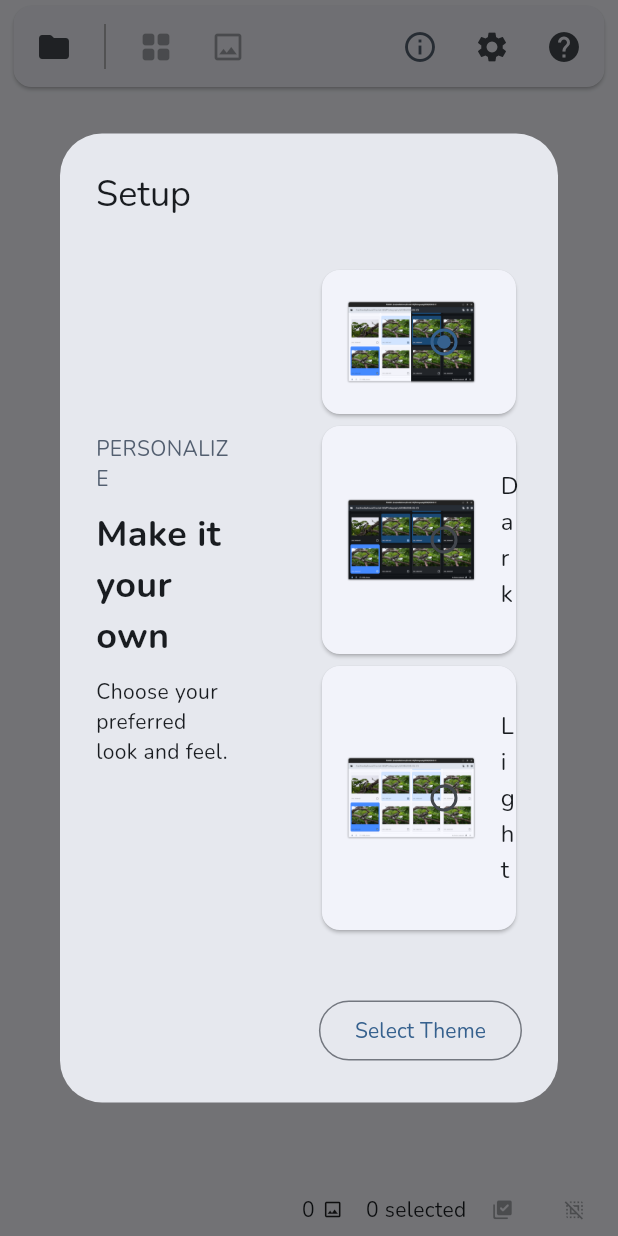
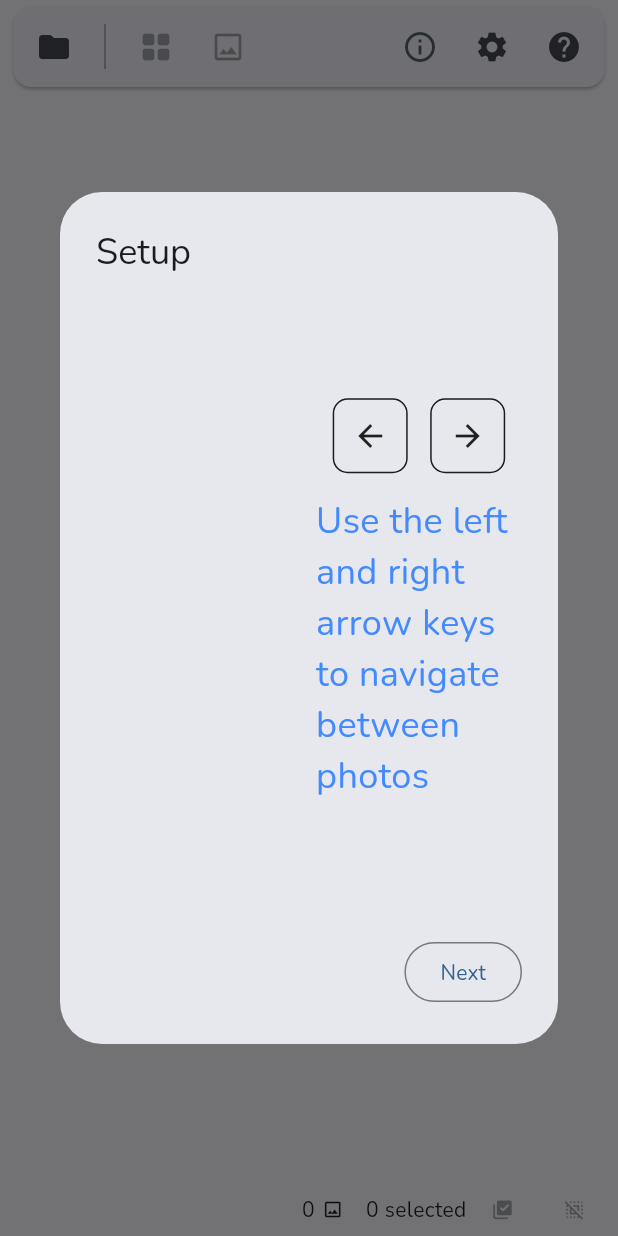
Before and after one commit to trevorcharlesmiller/pixraw, a Flutter app: the screen it shows after launch, on a phone screen of 412 x 824 dp. Run offline on Flutter 3.47's test engine with Material 3 defaults, Android fonts, the phone set to English and light mode, and no system bars; our stand-ins replace file_picker, flutter_riverpod, font_awesome_flutter, freezed_annotation, shared_preferences; missing offline and left inert: dart:ffi, flutter_libraw, window_manager; statements that could not run were skipped.

Commit message:
Add setup tutorial steps in setup wizard

```diff
--- a/lib/main.dart
+++ b/lib/main.dart
@@ -47,6 +47,7 @@ void main() async {
       await windowManager.maximize();
     }
   });
+  container.read(appConfigProvider.notifier).setFirstRun(true);
   runApp(
       UncontrolledProviderScope(
         container: container,
--- a/lib/ui/dialog/setup_wizard_dialog.dart
+++ b/lib/ui/dialog/setup_wizard_dialog.dart
@@ -2,6 +2,7 @@ import 'package:flutter/material.dart';
 import 'package:flutter_riverpod/flutter_riverpod.dart';
 
 import '../../state/app_config_notifier.dart';
+import '../widgets/setup/setup_key.dart';
 import '../widgets/shared/theme_selector.dart';
 
 class SetupWizardDialog extends ConsumerStatefulWidget {
@@ -12,17 +13,143 @@ class SetupWizardDialog extends ConsumerStatefulWidget {
 }
 
 class _SetupWizardDialogState extends ConsumerState<SetupWizardDialog> {
+  int currentPage = 0;
+
   @override
   Widget build(BuildContext context) {
-    final colorScheme = Theme.of(context).colorScheme;
-    final config = ref.watch(appConfigProvider);
-    final notifier = ref.read(appConfigProvider.notifier);
-
     return AlertDialog(
       title: Text('Setup'),
-      content: Padding(
+      content: SizedBox(
+        width: 700,
+        height: 400,
+        child: Padding(
           padding: EdgeInsetsGeometry.symmetric(vertical: 15),
-        child: Row(
+          child: _buildContent(context),
+        ),
+      ),
+      actions: <Widget>[
+        OutlinedButton(
+          onPressed: () {
+            if(currentPage<2) {
+              setState(() {
+                currentPage = currentPage+1;
+              });
+            } else {
+              ref.read(appConfigProvider.notifier).setFirstRun(false);
+              if (mounted) Navigator.of(context).pop();
+            }
+          },
+          child: Text(currentPage<2 ? 'Next' : 'Close'),
+        ),
+      ],
+    );
+  }
+
+  Widget _buildContent(BuildContext context) {
+    if(currentPage==0) {
+      return _buildTutorialPage1(context);
+    } else if(currentPage==1) {
+      return _buildTutorialPage2(context);
+    }
+    return _buildThemeSelectionPage(context);
+  }
+
+  Widget _buildTutorialPage1(BuildContext context) {
+    return Row(
+      children: [
+        Expanded(
+          flex: 4,
+            child: Column(
+              mainAxisSize: MainAxisSize.min,
+              mainAxisAlignment: MainAxisAlignment.center,
+              crossAxisAlignment: CrossAxisAlignment.center,
+            )
+        ),
+        SizedBox(width: 55),
+        Expanded(
+          flex: 6,
+          child: Column(
+            mainAxisSize: MainAxisSize.min,
+            mainAxisAlignment: MainAxisAlignment.center,
+            crossAxisAlignment: CrossAxisAlignment.center,
+            spacing: 15,
+            children: [
+              Row(
+                mainAxisAlignment: MainAxisAlignment.center,
+                spacing: 15,
+                children: [
+                SetupKey(icon: Icon(Icons.arrow_back),),
+                  SetupKey(icon: Icon(Icons.arrow_forward),),
+                ],
+              ),
+              Text('Use the left and right arrow keys\nto navigate between photos', style: TextStyle(fontSize: 24, color: Colors.blueAccent),),
+            ],
+          ),
+        ),
+      ],
+    );
+  }
+
+  Widget _buildTutorialPage2(BuildContext context) {
+    final colorScheme = Theme.of(context).colorScheme;
+    final TextStyle subStyle = TextStyle(fontSize: 11, color: colorScheme.onSurfaceVariant);
+    return Row(
+      children: [
+        Expanded(
+            flex: 4,
+            child: Column(
+              mainAxisSize: MainAxisSize.min,
+              mainAxisAlignment: MainAxisAlignment.center,
+              crossAxisAlignment: CrossAxisAlignment.center,
+            )
+        ),
+        SizedBox(width: 55),
+        Expanded(
+          flex: 6,
+          child: Column(
+            mainAxisSize: MainAxisSize.min,
+            mainAxisAlignment: MainAxisAlignment.center,
+            crossAxisAlignment: CrossAxisAlignment.center,
+            children: [
+              Text('Apply a rating to a photo\nwith keyboard shortcuts', style: TextStyle(fontSize: 24, color: Colors.blueAccent),),
+              SizedBox(height: 10,),
+              Text('stars', style: subStyle,),
+              SizedBox(height: 2,),
+              Row(
+                mainAxisAlignment: MainAxisAlignment.center,
+                spacing: 5,
+                children: [
+                  SetupKey(label: '1'),
+                  SetupKey(label: '2'),
+                  SetupKey(label: '3'),
+                  SetupKey(label: '4'),
+                  SetupKey(label: '5'),
+                ],
+              ),
+              SizedBox(height: 10,),
+              Text('colors', style: subStyle,),
+              SizedBox(height: 2,),
+              Row(
+                mainAxisAlignment: MainAxisAlignment.center,
+                spacing: 5,
+                children: [
+                  SetupKey(label: 'R', color: Colors.red,),
+                  SetupKey(label: 'G', color: Colors.green,),
+                  SetupKey(label: 'B', color: Colors.blue,),
+                  SetupKey(label: 'Y', color: Colors.amber),
+                  SetupKey(label: 'P', color: Colors.purple,),
+                ],
+              ),
+            ],
+          ),
+        ),
+      ],
+    );
+  }
+
+  Widget _buildThemeSelectionPage(BuildContext context) {
+    final colorScheme = Theme.of(context).colorScheme;
+    return Row(
       children: [
         Expanded(
           flex: 4,
@@ -57,17 +184,6 @@ class _SetupWizardDialogState extends ConsumerState<SetupWizardDialog> {
           child: ThemeSelector(),
         ),
       ],
-        ),
-      ),
-      actions: <Widget>[
-        OutlinedButton(
-          onPressed: () {
-            ref.read(appConfigProvider.notifier).setFirstRun(false);
-            if (mounted) Navigator.of(context).pop();
-          },
-          child: Text('Select Theme'),
-        ),
-      ],
     );
   }
 }
--- /dev/null
+++ b/lib/ui/widgets/setup/setup_key.dart
@@ -0,0 +1,28 @@
+import 'package:flutter/material.dart';
+
+class SetupKey extends StatelessWidget {
+  final String? label;
+  final Icon? icon;
+  final Color? color;
+
+  const SetupKey({super.key, this.label, this.icon, this.color});
+
+  @override
+  Widget build(BuildContext context) {
+    final colorScheme = Theme.of(context).colorScheme;
+    Color defaultFontColor = colorScheme.onSurface;
+    Color fontColor = color ?? defaultFontColor;
+
+    return Container(
+      width: 50,
+      height: 50,
+      decoration: BoxDecoration(
+        border: Border.all(color: fontColor, width: 1.0),
+        borderRadius: BorderRadius.circular(10.0), // Rounded corners radius
+      ),
+      child: Center(
+        child: icon ?? Text(label!, style: TextStyle(fontSize: 26, color: fontColor)),
+      ),
+    );
+  }
+}
```
Lines whose indentation alone changed are shown as unchanged.
